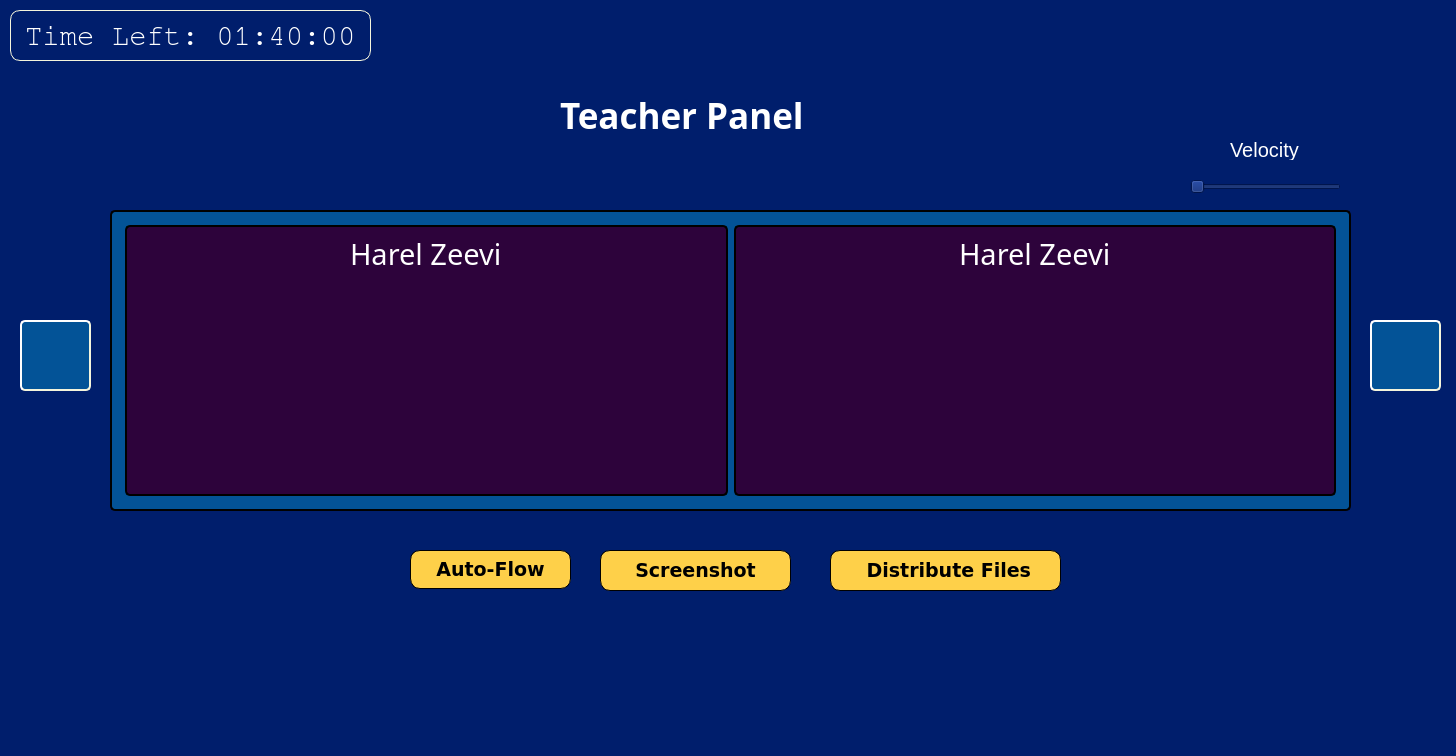
Above: ui/test_panel.ui from HarelZeevi/Cleverum-Teacher before the change. Below: the same form after it.
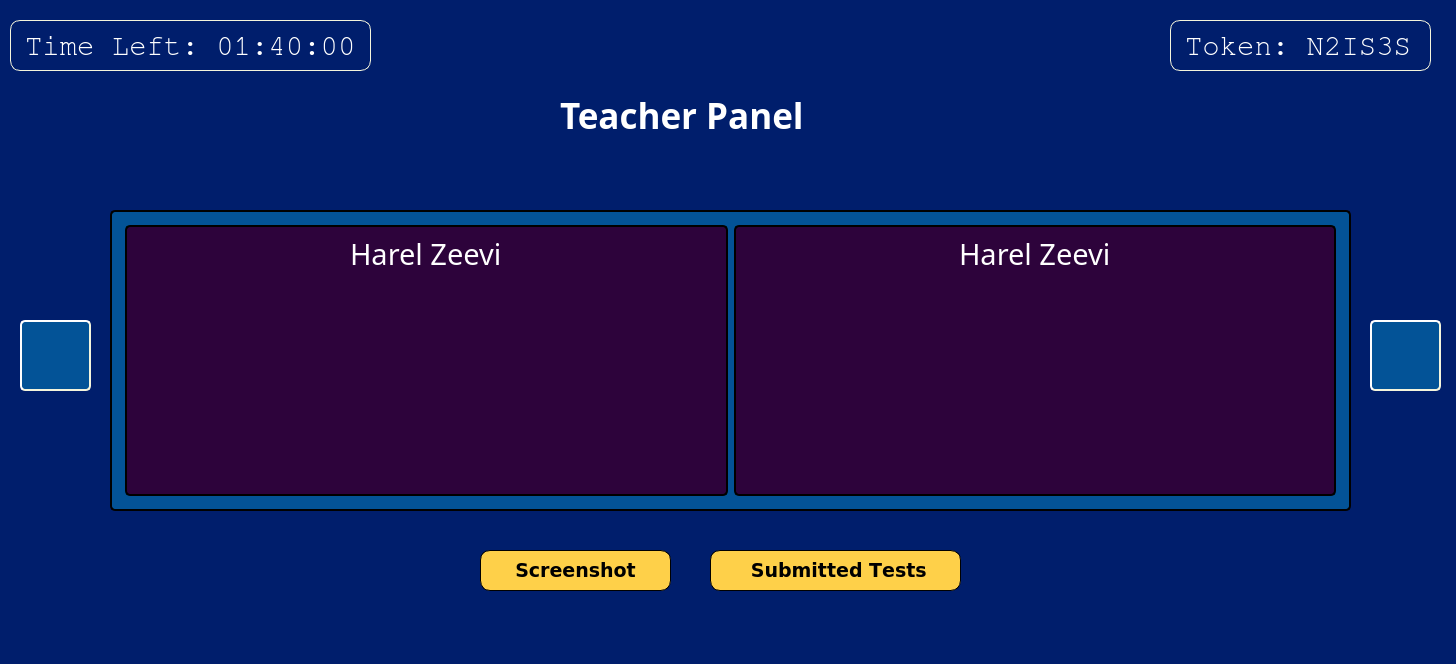
That is the form after the change. Icons and pictures are not drawn.

Patch:
```diff
--- a/ui/test_panel.ui
+++ b/ui/test_panel.ui
@@ -7,7 +7,7 @@
     <x>0</x>
     <y>0</y>
     <width>1456</width>
-    <height>756</height>
+    <height>664</height>
    </rect>
   </property>
   <property name="windowTitle">
@@ -249,7 +249,7 @@
    <property name="geometry">
     <rect>
      <x>10</x>
-     <y>10</y>
+     <y>20</y>
      <width>361</width>
      <height>51</height>
     </rect>
@@ -374,93 +374,10 @@
     </size>
    </property>
   </widget>
-  <widget class="QPushButton" name="flow_btn">
-   <property name="geometry">
-    <rect>
-     <x>410</x>
-     <y>550</y>
-     <width>161</width>
-     <height>39</height>
-    </rect>
-   </property>
-   <property name="font">
-    <font>
-     <family>DejaVu Sans</family>
-     <pointsize>14</pointsize>
-     <weight>75</weight>
-     <italic>false</italic>
-     <bold>true</bold>
-     <strikeout>false</strikeout>
-     <kerning>false</kerning>
-    </font>
-   </property>
-   <property name="styleSheet">
-    <string notr="true">QPushButton{
-	background-color: #FED049;
-	border-style: outset;
-	border-width: 1px;
-	border-radius: 10px;
-	border-color: black;
-	padding: 6px;
-}
-
-QPushButton:hover{
-		background-color: #7289DA;
-		color: white;
-}</string>
-   </property>
-   <property name="text">
-    <string> Auto-Flow </string>
-   </property>
-   <property name="icon">
-    <iconset resource="../res.qrc">
-     <normaloff>:/icons/icons/workflow.png</normaloff>:/icons/icons/workflow.png</iconset>
-   </property>
-   <property name="iconSize">
-    <size>
-     <width>25</width>
-     <height>25</height>
-    </size>
-   </property>
-  </widget>
-  <widget class="QSlider" name="velocity_slider">
-   <property name="geometry">
-    <rect>
-     <x>1190</x>
-     <y>177</y>
-     <width>151</width>
-     <height>20</height>
-    </rect>
-   </property>
-   <property name="orientation">
-    <enum>Qt::Horizontal</enum>
-   </property>
-  </widget>
-  <widget class="QLabel" name="label">
-   <property name="geometry">
-    <rect>
-     <x>1230</x>
-     <y>140</y>
-     <width>101</width>
-     <height>20</height>
-    </rect>
-   </property>
-   <property name="font">
-    <font>
-     <pointsize>15</pointsize>
-    </font>
-   </property>
-   <property name="styleSheet">
-    <string notr="true">color: white;</string>
-   </property>
-   <property name="text">
-    <string>Velocity</string>
-   </property>
-  </widget>
   <widget class="QPushButton" name="screenshot_btn">
    <property name="geometry">
     <rect>
-     <x>600</x>
+     <x>480</x>
      <y>550</y>
      <width>191</width>
      <height>41</height>
@@ -508,9 +425,9 @@
   <widget class="QPushButton" name="screenshot_btn_2">
    <property name="geometry">
     <rect>
-     <x>830</x>
+     <x>710</x>
      <y>550</y>
-     <width>231</width>
+     <width>251</width>
      <height>41</height>
     </rect>
    </property>
@@ -540,7 +457,7 @@
 }</string>
    </property>
    <property name="text">
-    <string> Distribute Files</string>
+    <string> Submitted Tests</string>
    </property>
    <property name="icon">
     <iconset resource="../res.qrc">
@@ -553,6 +470,35 @@
     </size>
    </property>
   </widget>
+  <widget class="QLabel" name="label_38">
+   <property name="geometry">
+    <rect>
+     <x>1170</x>
+     <y>20</y>
+     <width>261</width>
+     <height>51</height>
+    </rect>
+   </property>
+   <property name="font">
+    <font>
+     <family>FreeMono</family>
+     <pointsize>22</pointsize>
+     <weight>50</weight>
+     <bold>false</bold>
+     <underline>false</underline>
+    </font>
+   </property>
+   <property name="styleSheet">
+    <string notr="true">color: beige;
+border: 1px solid beige;
+padding: 6px;
+color: white;
+border-radius: 10px;</string>
+   </property>
+   <property name="text">
+    <string>Token: N2IS3S</string>
+   </property>
+  </widget>
  </widget>
  <resources>
   <include location="../res.qrc"/>
```
Left out of the diff: 2 changed lines with no effect on the pictures.
